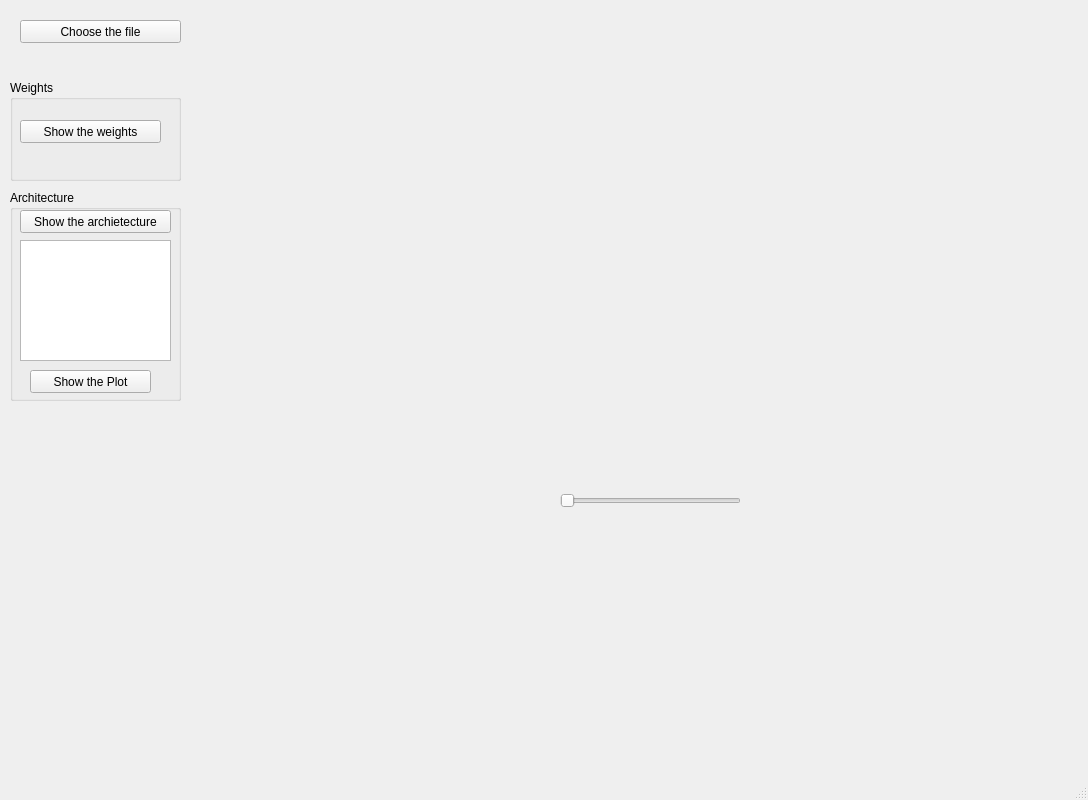
First picture: the form in visualize/featureMapPart/InPy35WithH5/1List1SliderOpenH5/Ui_matplotlib_pyqt_2ListView.ui, repository wenyifeng1123/GUI, before the edit.
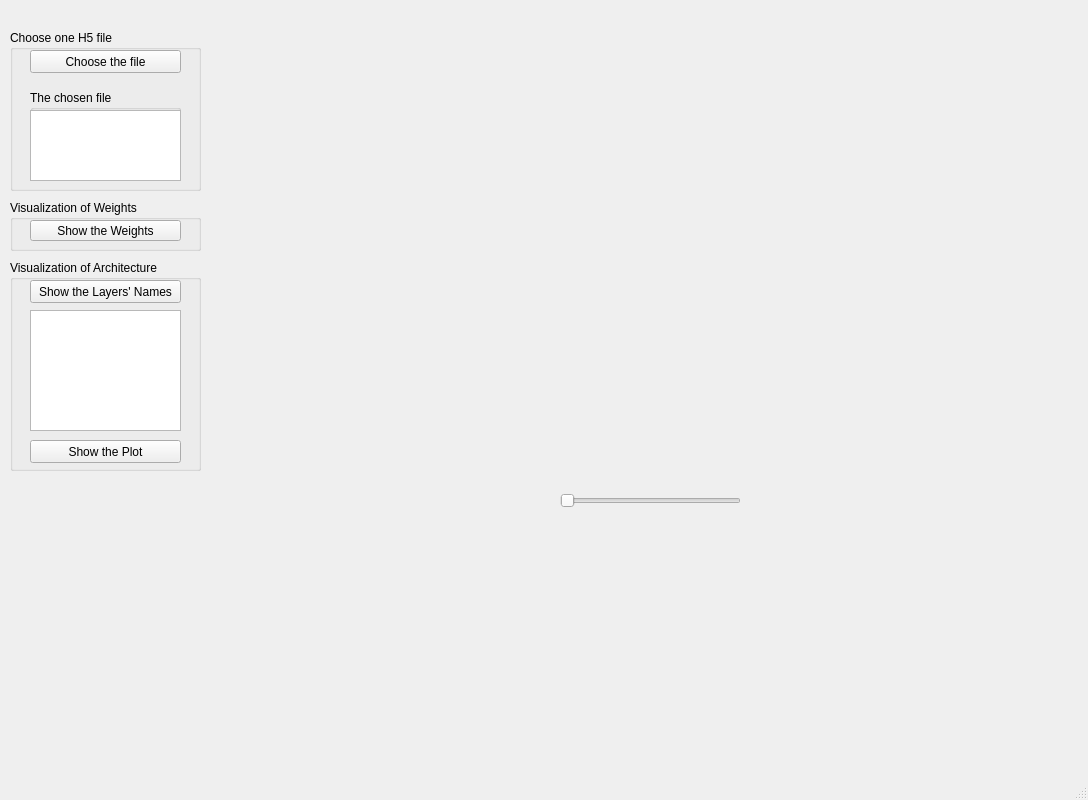
Second picture: the form after the edit. Custom widgets are drawn as their Qt base class.

Patch:
```diff
--- a/visualize/featureMapPart/InPy35WithH5/1List1SliderOpenH5/Ui_matplotlib_pyqt_2ListView.ui
+++ b/visualize/featureMapPart/InPy35WithH5/1List1SliderOpenH5/Ui_matplotlib_pyqt_2ListView.ui
@@ -51,25 +51,25 @@
     <property name="geometry">
      <rect>
       <x>10</x>
-      <y>80</y>
-      <width>171</width>
-      <height>101</height>
+      <y>200</y>
+      <width>191</width>
+      <height>51</height>
      </rect>
     </property>
     <property name="title">
-     <string>Weights</string>
+     <string>Visualization of Weights</string>
     </property>
     <widget class="QPushButton" name="pushButton">
      <property name="geometry">
       <rect>
-       <x>10</x>
-       <y>40</y>
-       <width>141</width>
-       <height>23</height>
+       <x>20</x>
+       <y>20</y>
+       <width>151</width>
+       <height>21</height>
       </rect>
      </property>
      <property name="text">
-      <string>Show the weights</string>
+      <string>Show the Weights</string>
      </property>
     </widget>
    </widget>
@@ -77,31 +77,31 @@
     <property name="geometry">
      <rect>
       <x>10</x>
-      <y>190</y>
-      <width>171</width>
+      <y>260</y>
+      <width>191</width>
       <height>211</height>
      </rect>
     </property>
     <property name="title">
-     <string>Architecture</string>
+     <string>Visualization of Architecture</string>
     </property>
     <widget class="QPushButton" name="pushButton_2">
      <property name="geometry">
       <rect>
-       <x>10</x>
+       <x>20</x>
        <y>20</y>
        <width>151</width>
        <height>23</height>
       </rect>
      </property>
      <property name="text">
-      <string>Show the archietecture</string>
+      <string>Show the Layers' Names</string>
      </property>
     </widget>
     <widget class="QListView" name="listView">
      <property name="geometry">
       <rect>
-       <x>10</x>
+       <x>20</x>
        <y>50</y>
        <width>151</width>
        <height>121</height>
@@ -113,7 +113,7 @@
       <rect>
        <x>20</x>
        <y>180</y>
-       <width>121</width>
+       <width>151</width>
        <height>23</height>
       </rect>
      </property>
@@ -122,18 +122,54 @@
      </property>
     </widget>
    </widget>
-   <widget class="QPushButton" name="pushButton_4">
+   <widget class="QGroupBox" name="groupBox_3">
     <property name="geometry">
      <rect>
-      <x>20</x>
-      <y>20</y>
-      <width>161</width>
-      <height>23</height>
+      <x>10</x>
+      <y>30</y>
+      <width>191</width>
+      <height>161</height>
      </rect>
     </property>
-    <property name="text">
-     <string>Choose the file</string>
+    <property name="title">
+     <string>Choose one H5 file</string>
     </property>
+    <widget class="QPushButton" name="pushButton_4">
+     <property name="geometry">
+      <rect>
+       <x>20</x>
+       <y>20</y>
+       <width>151</width>
+       <height>23</height>
+      </rect>
+     </property>
+     <property name="text">
+      <string>Choose the file</string>
+     </property>
+    </widget>
+    <widget class="QGroupBox" name="groupBox_4">
+     <property name="geometry">
+      <rect>
+       <x>20</x>
+       <y>60</y>
+       <width>151</width>
+       <height>91</height>
+      </rect>
+     </property>
+     <property name="title">
+      <string>The chosen file</string>
+     </property>
+     <widget class="QTextEdit" name="textEdit">
+      <property name="geometry">
+       <rect>
+        <x>0</x>
+        <y>20</y>
+        <width>151</width>
+        <height>71</height>
+       </rect>
+      </property>
+     </widget>
+    </widget>
    </widget>
   </widget>
   <widget class="QMenuBar" name="menubar">
```
Left out of the diff: 51 changed lines with no effect on the pictures.
